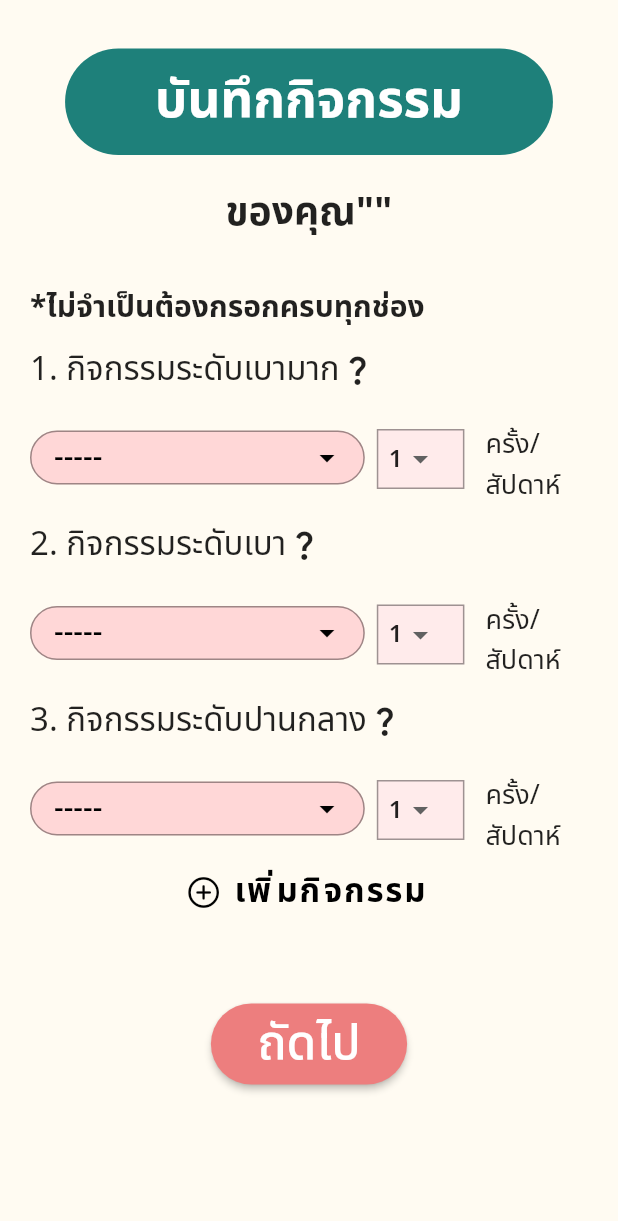
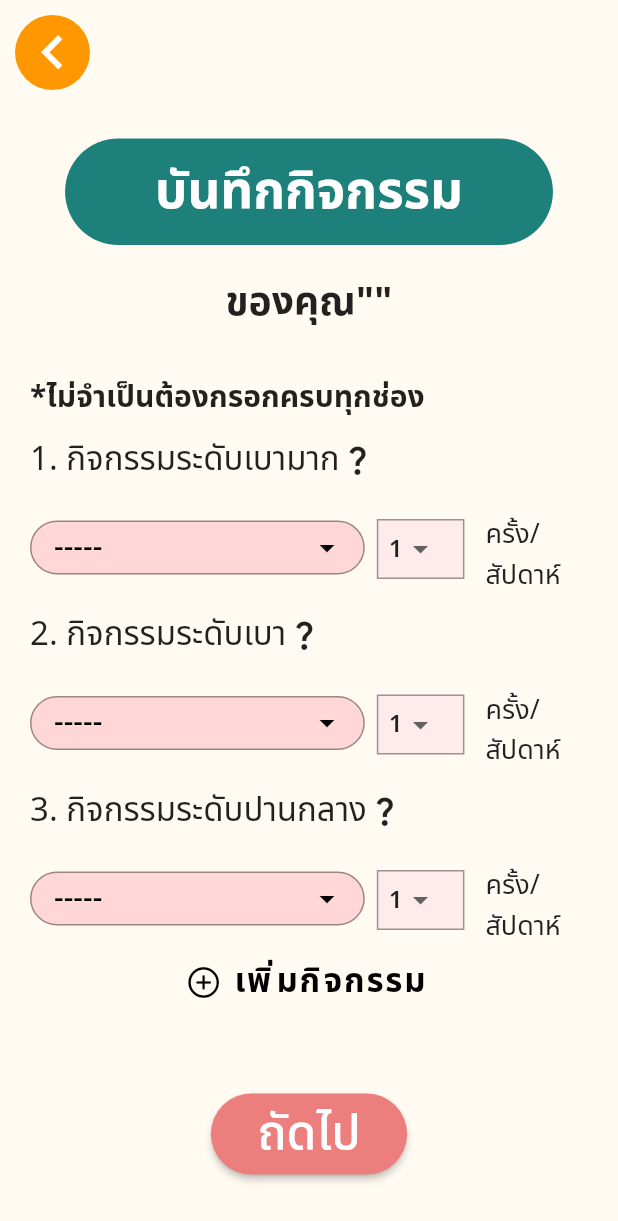
Before and after one commit to AINutritionProject/KinDeeUDee, a Flutter app: the ActivityForm screen opened directly with empty values, on a phone screen of 412 x 824 dp. Shown: the top 1221 px of the screen. Run offline on Flutter 3.47's test engine with Material 2 defaults, Android fonts, the phone set to English and light mode, and no system bars; our stand-ins replace camera, cloud_firestore, csv, dotted_border, email_validator, firebase_auth and 9 more; missing offline and left inert: tflite_flutter; accounts and stored records are empty; project files that could hold a hidden picture were left out.

Commit message:
add buttonBack color orange

```diff
--- a/lib/pages/information/activity_form.dart
+++ b/lib/pages/information/activity_form.dart
@@ -6,6 +6,7 @@ import 'package:flutter/cupertino.dart';
 import 'package:flutter/material.dart';
 import 'package:appfood2/screen_size.dart';
 import 'package:font_awesome_flutter/font_awesome_flutter.dart';
+import 'package:appfood2/widgets/button_back.dart';
 
 List<String> frequency = ["1", "2", "3", "4", "5", "6", "7"];
 List<String> extraLightActivitiesData = [
@@ -79,6 +80,16 @@ class _ActivityFormState extends State<ActivityForm> {
                           BoxConstraints(minHeight: constraints.maxHeight),
                       child: Column(
                         children: [
+                          const Padding(
+                            padding: EdgeInsets.only(left: 10, top: 10),
+                            child: Align(
+                              alignment: Alignment.topLeft,
+                              child: ButtonBack(
+                                colorCircle: Colors.orange,
+                                color: Colors.white,
+                              )
+                              ),
+                          ),
                           ActivityFormHeader(
                             username: widget.user.username,
                           ),
```
